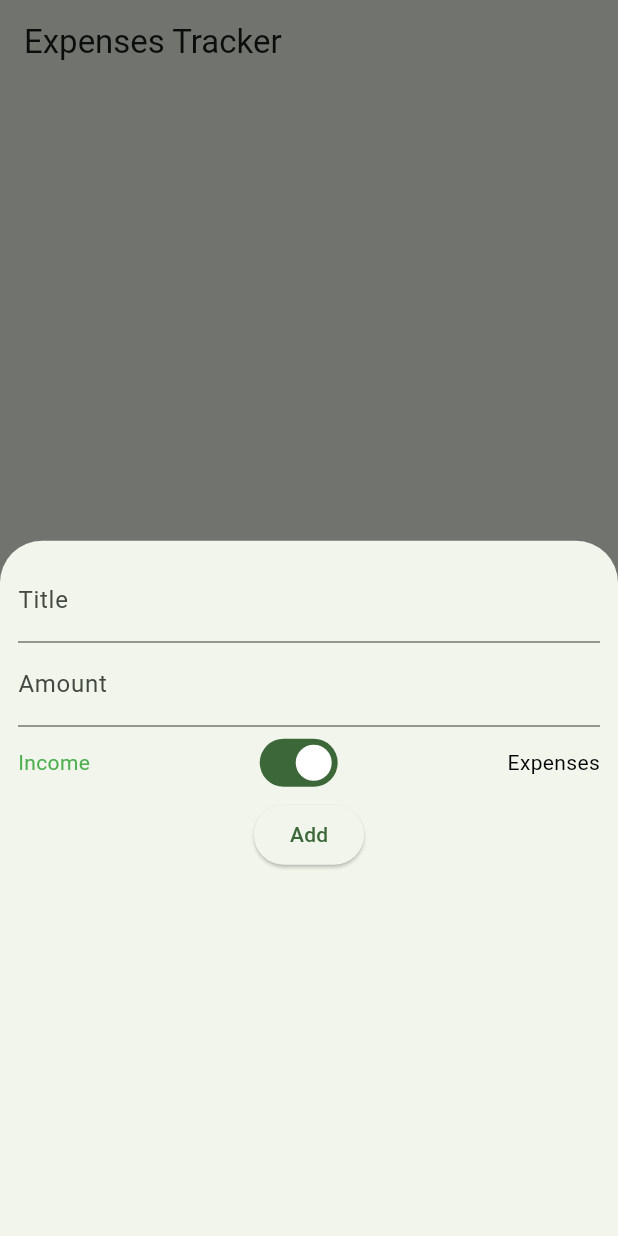
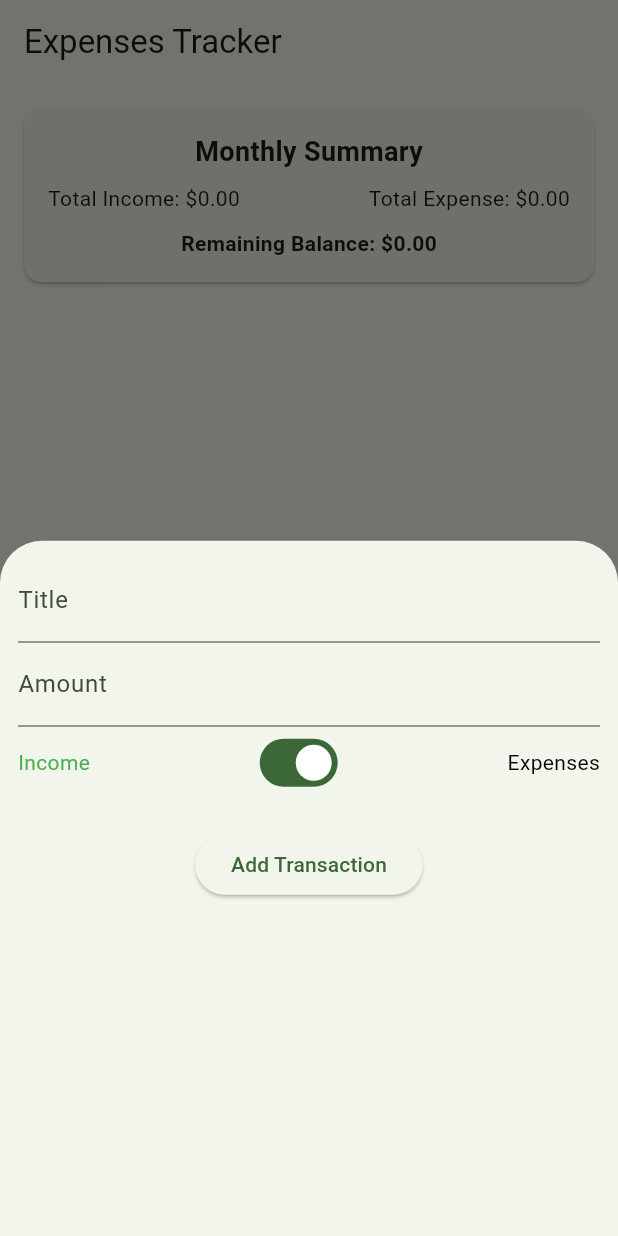
Before and after one commit to Sampanna-Barakoti/Expenses-tracker, a Flutter app: the screen it shows after launch, after a tap on the "add" icon, on a phone screen of 412 x 824 dp. Run offline on Flutter 3.47's test engine with Material 3 defaults, Android fonts, the phone set to English and light mode, and no system bars.

```diff
--- a/lib/ExpensesTracker/View/homeScreen.dart
+++ b/lib/ExpensesTracker/View/homeScreen.dart
@@ -1,4 +1,6 @@
 import 'package:expense_tracker_app/ExpensesTracker/Widgets/add_transaction.dart';
+import 'package:expense_tracker_app/ExpensesTracker/Widgets/summary_card.dart';
+import 'package:expense_tracker_app/ExpensesTracker/Widgets/transaction_list.dart';
 import 'package:flutter/material.dart';
 
 class Homescreen extends StatefulWidget {
@@ -22,7 +24,9 @@ class _HomescreenState extends State<Homescreen> {
         child: Icon(Icons.add),
       ),
       appBar: AppBar(title: Text("Expenses Tracker")),
-      body: Column(children: []),
+      body: Column(
+        children: [SummaryCard(), Expanded(child: TransactionList())],
+      ),
     );
   }
 }
--- a/lib/ExpensesTracker/Widgets/add_transaction.dart
+++ b/lib/ExpensesTracker/Widgets/add_transaction.dart
@@ -1,4 +1,6 @@
+import 'package:expense_tracker_app/ExpensesTracker/Provider/transaction_provier.dart';
 import 'package:flutter/material.dart';
+import 'package:provider/provider.dart';
 
 class AddTransaction extends StatefulWidget {
   const AddTransaction({super.key});
@@ -15,6 +17,13 @@ class _AddTransactionState extends State<AddTransaction> {
   void submitData() {
     final title = _titleController.text;
     final amount = double.tryParse(_amountController.text) ?? 0;
+
+    if (title.isEmpty && amount <= 0) return;
+    Provider.of<TransactionProvier>(
+      context,
+      listen: false,
+    ).addTransaction(title, amount, _isIncome);
+    Navigator.pop(context);
   }
 
   @override
@@ -57,7 +66,8 @@ class _AddTransactionState extends State<AddTransaction> {
               ),
             ],
           ),
-          ElevatedButton(onPressed: () {}, child: Text("Add")),
+          SizedBox(height: 20),
+          ElevatedButton(onPressed: submitData, child: Text("Add Transaction")),
         ],
       ),
     );
--- /dev/null
+++ b/lib/ExpensesTracker/Widgets/summary_card.dart
@@ -0,0 +1,44 @@
+import 'package:expense_tracker_app/ExpensesTracker/Provider/transaction_provier.dart';
+import 'package:flutter/material.dart';
+import 'package:provider/provider.dart';
+
+class SummaryCard extends StatelessWidget {
+  const SummaryCard({super.key});
+
+  @override
+  Widget build(BuildContext context) {
+    final transactionProvider = Provider.of<TransactionProvier>(context);
+
+    return Card(
+      margin: const EdgeInsets.all(16),
+      child: Padding(
+        padding: const EdgeInsets.all(16.0),
+        child: Column(
+          children: [
+            const Text(
+              'Monthly Summary',
+              style: TextStyle(fontSize: 18, fontWeight: FontWeight.bold),
+            ),
+            const SizedBox(height: 8),
+            Row(
+              mainAxisAlignment: MainAxisAlignment.spaceBetween,
+              children: [
+                Text(
+                  'Total Income: \$${transactionProvider.totalIncome.toStringAsFixed(2)}',
+                ),
+                Text(
+                  'Total Expense: \$${transactionProvider.totalExpenses.toStringAsFixed(2)}',
+                ),
+              ],
+            ),
+            const SizedBox(height: 10),
+            Text(
+              'Remaining Balance: \$${transactionProvider.remainingBalance.toStringAsFixed(2)}',
+              style: const TextStyle(fontWeight: FontWeight.bold),
+            ),
+          ],
+        ),
+      ),
+    );
+  }
+}
--- /dev/null
+++ b/lib/ExpensesTracker/Widgets/transaction_list.dart
@@ -0,0 +1,36 @@
+import 'package:expense_tracker_app/ExpensesTracker/Provider/transaction_provier.dart';
+import 'package:flutter/material.dart';
+import 'package:provider/provider.dart';
+
+class TransactionList extends StatelessWidget {
+  const TransactionList({super.key});
+
+  @override
+  Widget build(BuildContext context) {
+    final transactionProvider = Provider.of<TransactionProvier>(context);
+    return ListView.builder(
+      itemCount: transactionProvider.transaction.length,
+
+      itemBuilder: (context, index) {
+        final tx = transactionProvider.transaction[index];
+        return GestureDetector(
+          onLongPress: () {
+            transactionProvider.removeTransaction(tx.id);
+          },
+          child: ListTile(
+            title: Text(tx.title),
+            subtitle: Text(tx.date.toString()),
+            trailing: Text(
+              '\$${tx.amount.toStringAsFixed(2)}',
+              style: TextStyle(
+                color: tx.isIncome ? Colors.green : Colors.red,
+                fontWeight: FontWeight.bold,
+                fontSize: 16,
+              ),
+            ),
+          ),
+        );
+      },
+    );
+  }
+}
--- a/lib/main.dart
+++ b/lib/main.dart
@@ -1,5 +1,7 @@
+import 'package:expense_tracker_app/ExpensesTracker/Provider/transaction_provier.dart';
 import 'package:expense_tracker_app/ExpensesTracker/View/homeScreen.dart';
 import 'package:flutter/material.dart';
+import 'package:provider/provider.dart';
 
 void main() {
   runApp(const MyApp());
@@ -11,14 +13,18 @@ class MyApp extends StatelessWidget {
   // This widget is the root of your application.
   @override
   Widget build(BuildContext context) {
-    return MaterialApp(
-      title: 'Flutter Demo',
-      theme: ThemeData(
-        colorScheme: ColorScheme.fromSeed(
-          seedColor: const Color.fromARGB(255, 23, 213, 61),
+    return ChangeNotifierProvider(
+      create: (context) => TransactionProvier(),
+      child: MaterialApp(
+        title: 'Flutter Demo',
+        theme: ThemeData(
+          colorScheme: ColorScheme.fromSeed(
+            seedColor: const Color.fromARGB(255, 23, 213, 61),
+          ),
         ),
+        debugShowCheckedModeBanner: false,
+        home: Homescreen(),
       ),
-      home: Homescreen(),
     );
   }
 }
```
